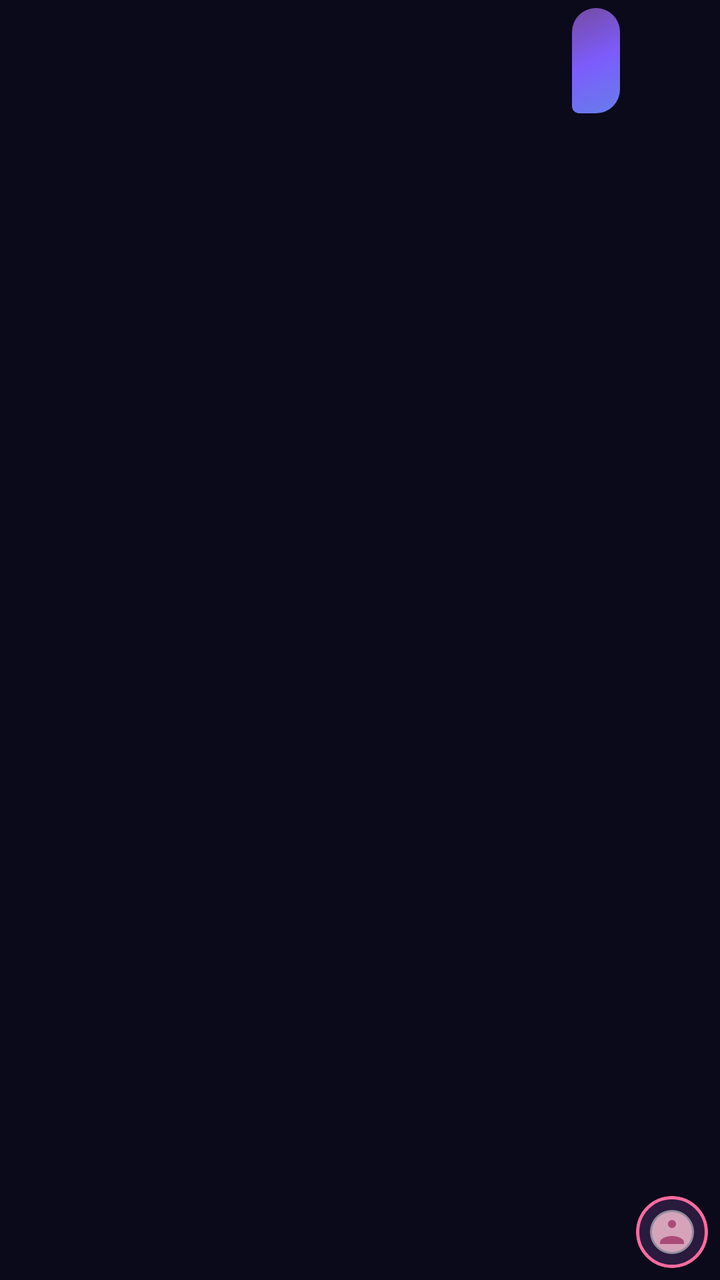
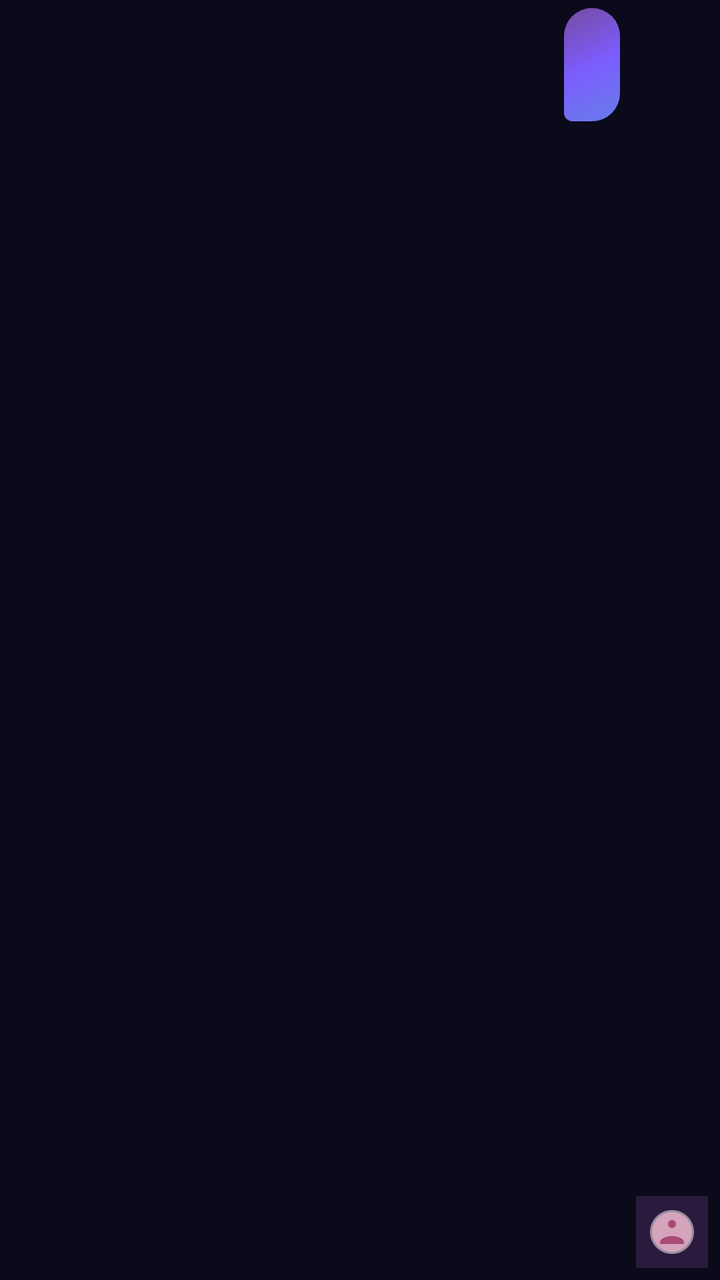

Compare the two renders of this Android layout. The source of the first and the diff that turns it into the second are given below.
<!-- AndroidManifest.xml: application theme Theme.Companion -->
<!-- res/layout/item_message_user.xml -->
<?xml version="1.0" encoding="utf-8"?>
<LinearLayout xmlns:android="http://schemas.android.com/apk/res/android"
    xmlns:app="http://schemas.android.com/apk/res-auto"
    android:layout_width="match_parent"
    android:layout_height="wrap_content"
    android:orientation="horizontal"
    android:padding="4dp"
    android:gravity="end">

    <View
        android:layout_width="0dp"
        android:layout_height="0dp"
        android:layout_weight="1" />

    <FrameLayout
        android:id="@+id/bubble_user"
        android:layout_width="wrap_content"
        android:layout_height="wrap_content"
        android:background="@drawable/bg_message_user"
        android:paddingStart="12dp"
        android:paddingEnd="12dp"
        android:paddingTop="8dp"
        android:paddingBottom="8dp">

        <LinearLayout
            android:layout_width="wrap_content"
            android:layout_height="wrap_content"
            android:orientation="vertical">

            <TextView
                android:id="@+id/tv_mood_label"
                android:layout_width="wrap_content"
                android:layout_height="wrap_content"
                android:textSize="10sp"
                android:textColor="#ffffffaa"
                android:layout_marginBottom="2dp"
                android:visibility="gone" />

            <TextView
                android:id="@+id/tv_message_text"
                android:layout_width="wrap_content"
                android:layout_height="wrap_content"
                android:textColor="@android:color/white"
                android:textSize="14sp"
                android:lineSpacingExtra="2dp"
                android:maxEms="16"
                android:maxWidth="260dp" />

            <TextView
                android:id="@+id/tv_message_time"
                android:layout_width="wrap_content"
                android:layout_height="wrap_content"
                android:textSize="10sp"
                android:textColor="#ffffffaa"
                android:layout_marginTop="4dp"
                android:gravity="end" />
        </LinearLayout>

        <TextView
            android:id="@+id/tv_reaction_badge"
            android:layout_width="22dp"
            android:layout_height="22dp"
            android:layout_gravity="bottom|end"
            android:layout_marginEnd="-4dp"
            android:layout_marginBottom="-10dp"
            android:gravity="center"
            android:textSize="12sp"
            android:background="@drawable/bg_reaction_badge"
            android:visibility="gone" />
    </FrameLayout>

    <FrameLayout
        android:id="@+id/frame_user_avatar"
        android:layout_width="40dp"
        android:layout_height="40dp"
        android:layout_marginStart="6dp"
        android:layout_gravity="bottom"
        android:clipChildren="false"
        android:clipToPadding="false">

        <com.google.android.material.card.MaterialCardView
            android:id="@+id/iv_user_avatar_chat"
            android:layout_width="36dp"
            android:layout_height="36dp"
            android:layout_gravity="center"
            app:cardCornerRadius="18dp"
            app:cardElevation="0dp"
            app:cardBackgroundColor="#1a1a3e"
            app:strokeWidth="1.5dp"
            app:strokeColor="#ff6b9d">

            <ImageView
                android:id="@+id/iv_user_avatar_img"
                android:layout_width="match_parent"
                android:layout_height="match_parent"
                android:scaleType="centerCrop"
                android:src="@drawable/ic_avatar_default_user" />
        </com.google.android.material.card.MaterialCardView>
    </FrameLayout>

</LinearLayout>
<!-- resources referenced by this layout -->
<resources>
  <!-- drawable bg_message_user (drawable) -->
  <?xml version="1.0" encoding="utf-8"?>
  <shape xmlns:android="http://schemas.android.com/apk/res/android">
      <gradient
          android:startColor="#667eea"
          android:centerColor="#7c5cfc"
          android:endColor="#764ba2"
          android:angle="135" />
      <corners
          android:topLeftRadius="20dp"
          android:topRightRadius="20dp"
          android:bottomLeftRadius="6dp"
          android:bottomRightRadius="20dp" />
  </shape>
  <!-- drawable bg_reaction_badge (drawable) -->
  <?xml version="1.0" encoding="utf-8"?>
  <shape xmlns:android="http://schemas.android.com/apk/res/android" android:shape="oval">
      <gradient
          android:startColor="#cc1a1a3e"
          android:endColor="#cc2a2a5a"
          android:angle="135" />
      <stroke android:width="1dp" android:color="#44c4b5fd" />
  </shape>
  <!-- drawable ic_avatar_default_user (drawable) -->
  <vector xmlns:android="http://schemas.android.com/apk/res/android"
      android:width="72dp"
      android:height="72dp"
      android:viewportWidth="72"
      android:viewportHeight="72">
      <path
          android:fillColor="#2a1a3e"
          android:pathData="M0,0h72v72h-72z" />
      <path
          android:fillColor="#ff6b9d"
          android:pathData="M36,36m-20,0a20,20 0,1 1,40 0a20,20 0,1 1,-40 0"
          android:fillAlpha="0.6" />
      <path
          android:fillColor="#FFFFFF"
          android:pathData="M36,14c-12.15,0 -22,9.85 -22,22s9.85,22 22,22 22,-9.85 22,-22 -9.85,-22 -22,-22ZM36,24c2.21,0 4,1.79 4,4s-1.79,4 -4,4 -4,-1.79 -4,-4 1.79,-4 4,-4ZM48,48H24v-2c0,-4 8,-6 12,-6s12,2 12,6v2Z"
          android:fillAlpha="0.5" />
  </vector>
  <style name="Theme.Companion" parent="Theme.Material3.DayNight.NoActionBar">
          <item name="colorPrimary">@color/accent_blue</item>
          <item name="colorPrimaryVariant">@color/purple_700</item>
          <item name="colorOnPrimary">@color/white</item>
          <item name="colorSecondary">@color/accent_cyan</item>
          <item name="colorSecondaryVariant">@color/teal_700</item>
          <item name="colorSurface">@color/surface_dark</item>
          <item name="colorOnSurface">@color/text_primary</item>
          <item name="android:statusBarColor">@color/bg_start</item>
          <item name="android:navigationBarColor">@color/bg_start</item>
          <item name="android:windowBackground">@color/bg_start</item>
  
          <item name="android:activityOpenEnterAnimation">@anim/slide_in_right</item>
          <item name="android:activityOpenExitAnimation">@anim/fade_out</item>
          <item name="android:activityCloseEnterAnimation">@anim/fade_in</item>
          <item name="android:activityCloseExitAnimation">@anim/slide_out_left</item>
  
          <item name="android:windowEnterTransition">@android:transition/fade</item>
          <item name="android:windowExitTransition">@android:transition/fade</item>
  
          <item name="android:colorEdgeEffect">@color/accent_purple</item>
      </style>
  <color name="accent_blue">#667eea</color>
  <color name="purple_700">#FF3700B3</color>
  <color name="white">#FFFFFFFF</color>
  <color name="accent_cyan">#64ffda</color>
  <color name="teal_700">#FF018786</color>
  <color name="surface_dark">#14142a</color>
  <color name="text_primary">#ececf4</color>
  <color name="bg_start">#0a0a1a</color>
  <color name="accent_purple">#c4b5fd</color>
</resources>

<!-- the commit's change to res/layout/item_message_user.xml (unified diff, before → after) -->
@@ -1,6 +1,5 @@
 <?xml version="1.0" encoding="utf-8"?>
 <LinearLayout xmlns:android="http://schemas.android.com/apk/res/android"
-    xmlns:app="http://schemas.android.com/apk/res-auto"
     android:layout_width="match_parent"
     android:layout_height="wrap_content"
     android:orientation="horizontal"
@@ -17,10 +16,10 @@
         android:layout_width="wrap_content"
         android:layout_height="wrap_content"
         android:background="@drawable/bg_message_user"
-        android:paddingStart="12dp"
-        android:paddingEnd="12dp"
-        android:paddingTop="8dp"
-        android:paddingBottom="8dp">
+        android:paddingStart="14dp"
+        android:paddingEnd="14dp"
+        android:paddingTop="10dp"
+        android:paddingBottom="10dp">
 
         <LinearLayout
             android:layout_width="wrap_content"
@@ -43,7 +42,6 @@
                 android:textColor="@android:color/white"
                 android:textSize="14sp"
                 android:lineSpacingExtra="2dp"
-                android:maxEms="16"
                 android:maxWidth="260dp" />
 
             <TextView
@@ -78,24 +76,13 @@
         android:clipChildren="false"
         android:clipToPadding="false">
 
-        <com.google.android.material.card.MaterialCardView
+        <ImageView
             android:id="@+id/iv_user_avatar_chat"
             android:layout_width="36dp"
             android:layout_height="36dp"
             android:layout_gravity="center"
-            app:cardCornerRadius="18dp"
-            app:cardElevation="0dp"
-            app:cardBackgroundColor="#1a1a3e"
-            app:strokeWidth="1.5dp"
-            app:strokeColor="#ff6b9d">
-
-            <ImageView
-                android:id="@+id/iv_user_avatar_img"
-                android:layout_width="match_parent"
-                android:layout_height="match_parent"
-                android:scaleType="centerCrop"
-                android:src="@drawable/ic_avatar_default_user" />
-        </com.google.android.material.card.MaterialCardView>
+            android:scaleType="centerCrop"
+            android:src="@drawable/ic_avatar_default_user" />
     </FrameLayout>
 
 </LinearLayout>
